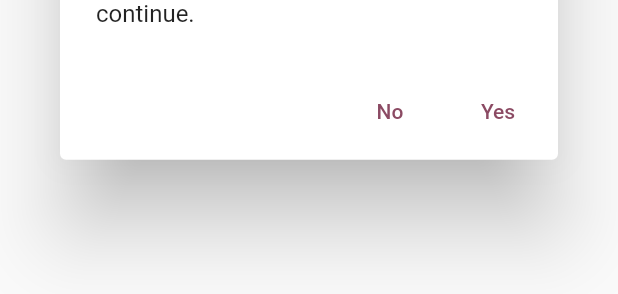
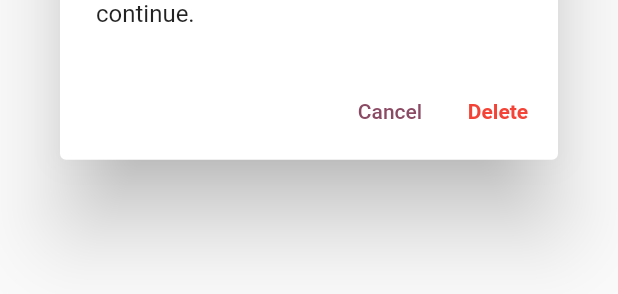
Before and after one commit to danratinac/cpd_notes_app_v2, a Flutter app: the DeleteAlert widget shown alone on an empty page, opened directly, on a phone screen of 412 x 824 dp. Shown: the part 603-897 px from the top of the screen. Run offline on Flutter 3.47's test engine with Material 2 defaults, Android fonts, the light colour scheme and no system bars; our stand-ins replace fluttertoast.

Commit message:
used color to highlight certain delete-related functions

```diff
--- a/lib/main.dart
+++ b/lib/main.dart
@@ -327,7 +327,7 @@ class _EditNoteScreenState extends State<EditNoteScreen> {
                       },
                       icon: const Icon(Icons.delete_outline),
                       iconSize: 30.0,
-                      color: theme.colorScheme.primary,
+                      color: Colors.red,
                       tooltip: 'Delete Note',
                     ),
                     IconButton(
@@ -635,13 +635,19 @@ class DeleteAlert extends StatelessWidget {
           onPressed: () {
             Navigator.pop(context, false);
           },
-          child: const Text('No'),
+          child: const Text('Cancel'),
         ),
         TextButton(
           onPressed: () {
             Navigator.pop(context, true);
           },
-          child: const Text('Yes'),
+          child: const Text(
+            'Delete',
+            style: TextStyle(
+              color: Colors.red,
+              fontWeight: FontWeight.bold,
+            ),
+          ),
         ),
       ],
     );
```
